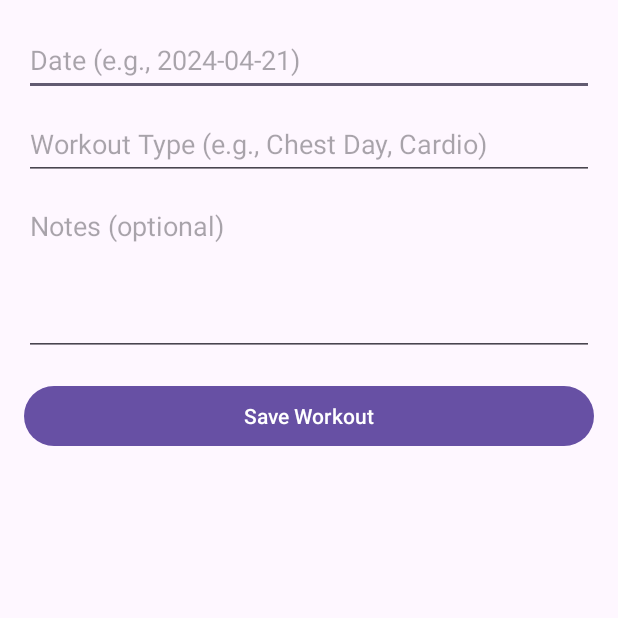
After one commit to telmomaciel9/SA-Project, an Android app: the LogWorkoutActivity screen opened directly, with no data from a screen before it, on a phone screen of 412 x 824 dp, the top half of it. The commit adds this screen. Run offline under Robolectric (Android 15) with nearby library versions, the phone set to English and light mode, and no system bars.

Commit message:
running workout added

```diff
--- a/app/build.gradle.kts
+++ b/app/build.gradle.kts
@@ -34,6 +34,7 @@ android {
 dependencies {
 
     implementation("androidx.appcompat:appcompat:1.6.1")
+    implementation("com.google.android.gms:play-services-maps:17.0.1")
     implementation("com.google.android.material:material:1.9.0")
     implementation("androidx.constraintlayout:constraintlayout:2.1.4")
     testImplementation("junit:junit:4.13.2")
--- /dev/null
+++ b/app/src/main/java/com/example/projectjava/DatabaseHelper.java
@@ -0,0 +1,105 @@
+package com.example.projectjava;
+
+import android.content.Context;
+import android.database.sqlite.SQLiteDatabase;
+import android.database.sqlite.SQLiteOpenHelper;
+
+import android.content.ContentValues;
+import android.content.Context;
+import android.database.sqlite.SQLiteDatabase;
+import android.database.sqlite.SQLiteOpenHelper;
+
+public class DatabaseHelper extends SQLiteOpenHelper {
+
+    // Database Info
+    private static final String DATABASE_NAME = "athleteTracker.db";
+    private static final int DATABASE_VERSION = 1;
+
+    // Table Names
+    private static final String TABLE_WORKOUTS = "workouts";
+    private static final String TABLE_EXERCISES = "exercises";
+
+    // Workout Table Columns
+    private static final String KEY_WORKOUT_ID = "id";
+    private static final String KEY_WORKOUT_DATE = "date";
+    private static final String KEY_WORKOUT_TYPE = "type";
+    private static final String KEY_WORKOUT_NOTES = "notes";
+
+    // Exercise Table Columns
+    private static final String KEY_EXERCISE_ID = "id";
+    private static final String KEY_EXERCISE_WORKOUT_ID = "workoutId";
+    private static final String KEY_EXERCISE_NAME = "name";
+    private static final String KEY_EXERCISE_SETS = "sets";
+    private static final String KEY_EXERCISE_REPS = "reps";
+    private static final String KEY_EXERCISE_WEIGHT = "weight";
+
+    public DatabaseHelper(Context context) {
+        super(context, DATABASE_NAME, null, DATABASE_VERSION);
+    }
+
+    @Override
+    public void onCreate(SQLiteDatabase db) {
+        String CREATE_WORKOUTS_TABLE = "CREATE TABLE " + TABLE_WORKOUTS +
+                "(" +
+                KEY_WORKOUT_ID + " INTEGER PRIMARY KEY AUTOINCREMENT," + // Define a primary key
+                KEY_WORKOUT_DATE + " TEXT," +
+                KEY_WORKOUT_TYPE + " TEXT," +
+                KEY_WORKOUT_NOTES + " TEXT" +
+                ")";
+
+        String CREATE_EXERCISES_TABLE = "CREATE TABLE " + TABLE_EXERCISES +
+                "(" +
+                KEY_EXERCISE_ID + " INTEGER PRIMARY KEY AUTOINCREMENT," +
+                KEY_EXERCISE_WORKOUT_ID + " INTEGER REFERENCES " + TABLE_WORKOUTS + "," + // Foreign Key
+                KEY_EXERCISE_NAME + " TEXT," +
+                KEY_EXERCISE_SETS + " INTEGER," +
+                KEY_EXERCISE_REPS + " INTEGER," +
+                KEY_EXERCISE_WEIGHT + " REAL" + // Use REAL for floating point values
+                ")";
+
+        db.execSQL(CREATE_WORKOUTS_TABLE);
+        db.execSQL(CREATE_EXERCISES_TABLE);
+    }
+
+    @Override
+    public void onUpgrade(SQLiteDatabase db, int oldVersion, int newVersion) {
+        // This database is only a cache for workout data, so its upgrade policy is
+        // to simply discard the data and start over
+        db.execSQL("DROP TABLE IF EXISTS " + TABLE_WORKOUTS);
+        db.execSQL("DROP TABLE IF EXISTS " + TABLE_EXERCISES);
+        onCreate(db);
+    }
+
+    public long addWorkout(String date, String type, String notes) {
+        SQLiteDatabase db = this.getWritableDatabase();
+
+        ContentValues values = new ContentValues();
+        values.put(KEY_WORKOUT_DATE, date);
+        values.put(KEY_WORKOUT_TYPE, type);
+        values.put(KEY_WORKOUT_NOTES, notes);
+
+        // Inserting Row
+        long workoutId = db.insert(TABLE_WORKOUTS, null, values);
+        db.close(); // Closing database connection
+        return workoutId;
+    }
+
+    // Method to add exercise linked to a workout
+    public long addExercise(long workoutId, String name, int sets, int reps, float weight) {
+        SQLiteDatabase db = this.getWritableDatabase();
+
+        ContentValues values = new ContentValues();
+        values.put(KEY_EXERCISE_WORKOUT_ID, workoutId);
+        values.put(KEY_EXERCISE_NAME, name);
+        values.put(KEY_EXERCISE_SETS, sets);
+        values.put(KEY_EXERCISE_REPS, reps);
+        values.put(KEY_EXERCISE_WEIGHT, weight);
+
+        // Inserting Row
+        long exerciseId = db.insert(TABLE_EXERCISES, null, values);
+        db.close(); // Closing database connection
+        return exerciseId;
+    }
+
+    // Additional CRUD operations go here (querying workouts, updating, and deleting)
+}
--- /dev/null
+++ b/app/src/main/java/com/example/projectjava/LogWorkoutActivity.java
@@ -0,0 +1,56 @@
+package com.example.projectjava;
+
+import android.os.Bundle;
+import android.view.View;
+import android.widget.Button;
+import android.widget.EditText;
+import android.widget.Toast;
+
+import androidx.appcompat.app.AppCompatActivity;
+
+public class LogWorkoutActivity extends AppCompatActivity {
+    private EditText editTextDate, editTextType, editTextNotes;
+    private Button btnSaveWorkout;
+    private DatabaseHelper databaseHelper; // You need to create this class to handle database operations
+
+    @Override
+    protected void onCreate(Bundle savedInstanceState) {
+        super.onCreate(savedInstanceState);
+        setContentView(R.layout.activity_log_workout);
+
+        editTextDate = findViewById(R.id.editTextDate);
+        editTextType = findViewById(R.id.editTextType);
+        editTextNotes = findViewById(R.id.editTextNotes);
+        btnSaveWorkout = findViewById(R.id.btnSaveWorkout);
+
+        databaseHelper = new DatabaseHelper(this); // Initialize your database helper here
+
+        btnSaveWorkout.setOnClickListener(new View.OnClickListener() {
+            @Override
+            public void onClick(View v) {
+                saveWorkout();
+            }
+        });
+    }
+
+    private void saveWorkout() {
+        String date = editTextDate.getText().toString();
+        String type = editTextType.getText().toString();
+        String notes = editTextNotes.getText().toString();
+
+        if (date.isEmpty() || type.isEmpty()) {
+            Toast.makeText(this, "Please fill in all the fields", Toast.LENGTH_SHORT).show();
+            return;
+        }
+
+        // Save to database
+        long id = databaseHelper.addWorkout(date, type, notes);
+
+        if (id != -1) {
+            Toast.makeText(this, "Workout saved", Toast.LENGTH_SHORT).show();
+            finish(); // Close activity and go back
+        } else {
+            Toast.makeText(this, "Failed to save workout", Toast.LENGTH_SHORT).show();
+        }
+    }
+}
--- /dev/null
+++ b/app/src/main/res/layout/activity_log_workout.xml
@@ -0,0 +1,46 @@
+<?xml version="1.0" encoding="utf-8"?>
+<LinearLayout xmlns:android="http://schemas.android.com/apk/res/android"
+    android:layout_width="match_parent"
+    android:layout_height="match_parent"
+    android:orientation="vertical"
+    android:padding="16dp">
+
+    <EditText
+        android:id="@+id/editTextDate"
+        android:layout_width="match_parent"
+        android:layout_height="wrap_content"
+        android:minHeight="48dp"
+        android:hint="Date (e.g., 2024-04-21)"
+        android:inputType="date" />
+
+    <EditText
+        android:id="@+id/editTextType"
+        android:layout_width="match_parent"
+        android:layout_height="wrap_content"
+        android:minHeight="48dp"
+        android:layout_marginTop="8dp"
+        android:hint="Workout Type (e.g., Chest Day, Cardio)"
+        android:inputType="textCapWords" />
+
+
+    <EditText
+        android:id="@+id/editTextNotes"
+        android:layout_width="match_parent"
+        android:layout_height="wrap_content"
+        android:layout_marginTop="8dp"
+        android:hint="Notes (optional)"
+        android:inputType="textMultiLine"
+        android:lines="4"
+        android:gravity="top|start"
+        android:maxLines="6"
+        android:scrollbars="vertical" />
+
+    <Button
+        android:id="@+id/btnSaveWorkout"
+        android:layout_width="match_parent"
+        android:layout_height="wrap_content"
+        android:layout_marginTop="16dp"
+        android:text="Save Workout"
+        android:textColor="@android:color/white" />
+
+</LinearLayout>
```
Also changed, not shown: app/src/main/AndroidManifest.xml (+12 -4 lines), app/src/main/java/com/example/projectjava/MainActivity.java (+16 -2 lines), app/src/main/java/com/example/projectjava/running/RunActivity.java (added, +255 -0 lines), app/src/main/java/com/example/projectjava/running/RunResultsActivity.java (added, +72 -0 lines), app/src/main/res/layout/activity_main.xml (+12 -0 lines), app/src/main/res/layout/activity_run.xml (added, +56 -0 lines), app/src/main/res/layout/activity_run_results.xml (added, +22 -0 lines), app/src/main/res/values/strings.xml (+7 -1 lines), app/src/main/res/mipmap-hdpi/app_icon.png (added).
